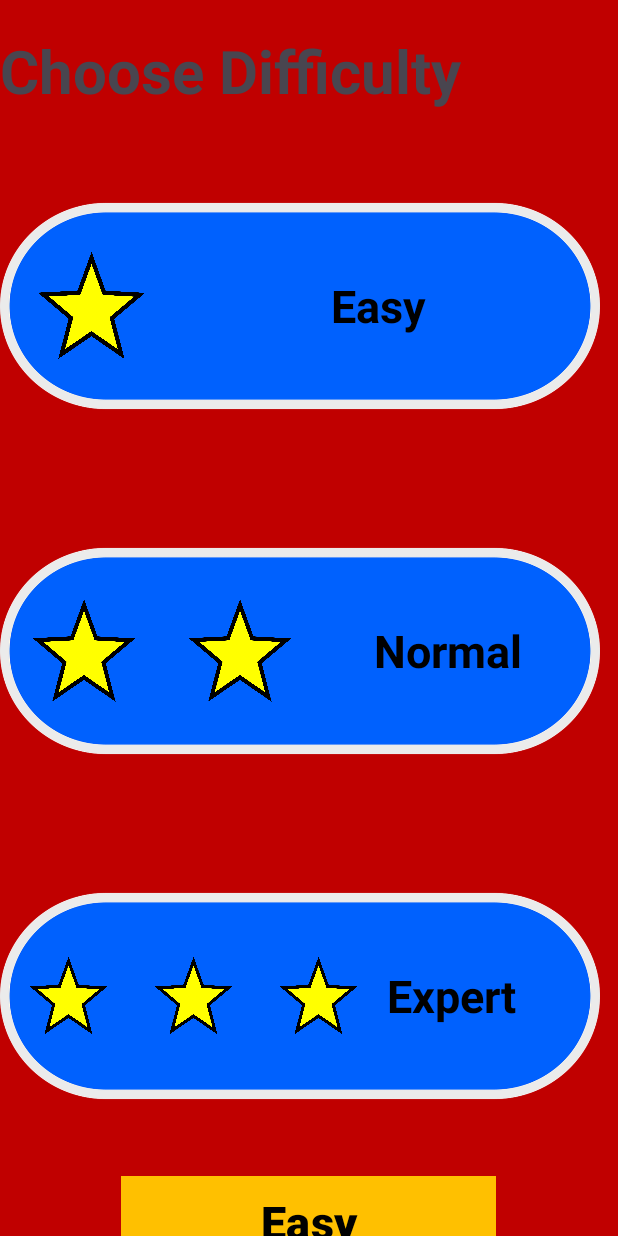
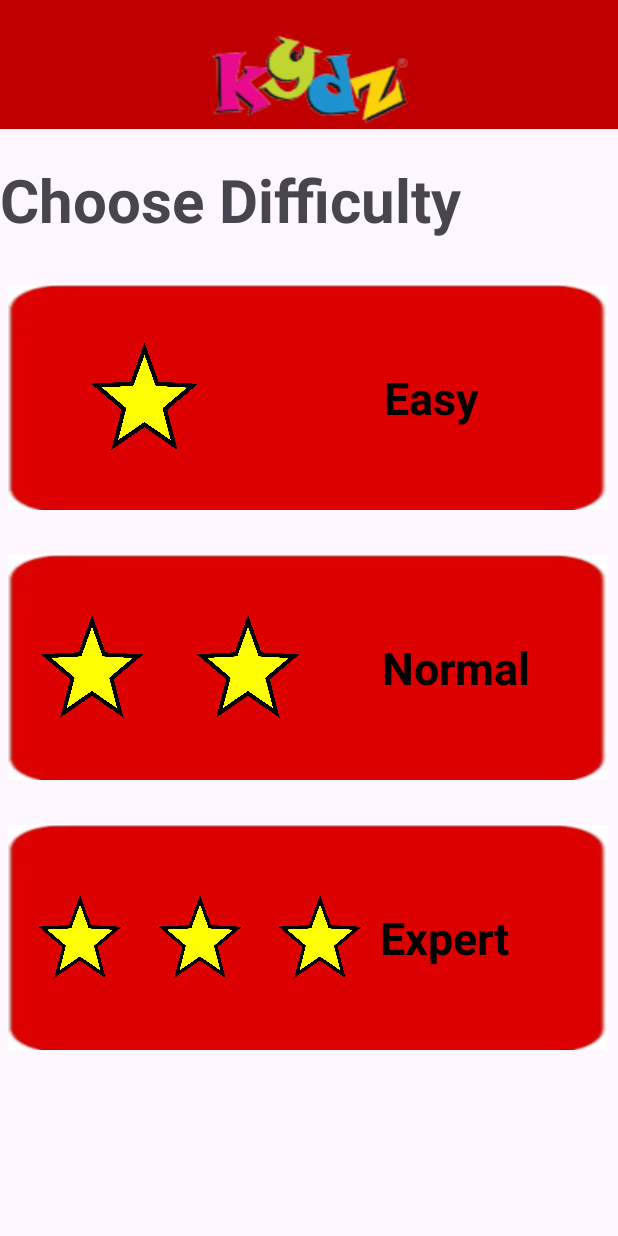
Before and after one commit to CheeChunWaiGabriel/FYP_2024_Golden_Words_Guess, an Android app: the layout difficulty_selection.xml on its own in the app's theme, with its tools: preview values and no code run, on a phone screen of 412 x 824 dp. Run offline under Robolectric (Android 15) with nearby library versions, the phone set to English and light mode, and no system bars.

Commit message:
updated design ui

```diff
--- a/app/src/main/res/layout/difficulty_selection.xml
+++ b/app/src/main/res/layout/difficulty_selection.xml
@@ -6,24 +6,23 @@
     android:layout_width="match_parent"
     android:layout_height="match_parent"
     android:orientation="vertical"
-    android:background="@color/red"
     tools:context=".MainActivity">
 
-    <!--Header goes here-->
     <LinearLayout
         android:layout_width="match_parent"
         android:layout_height="wrap_content"
-        android:layout_weight="0.5"
+        android:background="@color/red"
         android:orientation="vertical">
 
         <ImageView
-            android:id="@+id/imageView3"
+            android:id="@+id/htpLogo"
             android:layout_width="match_parent"
             android:layout_height="wrap_content"
-            android:layout_gravity="bottom|end"
             android:layout_marginTop="20dp"
-            app:srcCompat="@drawable/logo" />
+            android:src="@drawable/logo"
+            android:layout_gravity="center_horizontal" />
     </LinearLayout>
+    <!--Header goes here-->
 
     <TextView
         android:id="@+id/titleTextView"
@@ -39,49 +38,5 @@
     <include layout="@layout/expert_buttons" />
 
 
-    <Button
-        android:id="@+id/easyButton"
-        android:layout_width="250dp"
-        android:layout_height="wrap_content"
-        android:layout_gravity="center_horizontal"
-        android:layout_marginTop="20dp"
-        android:layout_weight="0"
-        android:background="@color/yellow"
-        android:text="Easy"
-        android:textColor="@color/black"
-        android:textSize="30sp"
-        app:backgroundTint="@null"
-        android:src="@drawable/star"
-        android:textStyle="bold"/>
-
-    <Button
-        android:id="@+id/Medium"
-        android:layout_width="250dp"
-        android:layout_height="wrap_content"
-        android:layout_gravity="center_horizontal"
-        android:layout_marginTop="20dp"
-        android:layout_marginBottom="20dp"
-        android:layout_weight="0"
-        android:background="@color/yellow"
-        android:text="Medium"
-        android:textColor="@color/black"
-        android:textSize="30sp"
-        app:backgroundTint="@null"
-        android:textStyle="bold"/>
-
-    <Button
-        android:id="@+id/Hard"
-        android:layout_width="250dp"
-        android:layout_height="wrap_content"
-        android:layout_gravity="center_horizontal"
-        android:layout_marginTop="20dp"
-        android:layout_marginBottom="20dp"
-        android:layout_weight="0"
-        android:background="@color/yellow"
-        android:text="Expert"
-        android:textColor="@color/black"
-        android:textSize="30sp"
-        app:backgroundTint="@null"
-        android:textStyle="bold"/>
 
 </LinearLayout>
--- a/app/src/main/res/layout/easy_button.xml
+++ b/app/src/main/res/layout/easy_button.xml
@@ -2,9 +2,10 @@
 <LinearLayout xmlns:android="http://schemas.android.com/apk/res/android"
     android:id="@+id/easyBtn"
     android:layout_width="400dp"
-    android:layout_height="200dp"
+    android:layout_height="150dp"
     android:layout_marginTop="30dp"
-    android:background="@drawable/buttonblue2"
+    android:layout_marginLeft="5dp"
+    android:background="@drawable/buttonred3"
     android:clickable="true"
     android:focusable="true"
     android:gravity="center_vertical"
@@ -25,7 +26,7 @@
         android:layout_width="match_parent"
         android:layout_height="match_parent"
         android:layout_marginEnd="10dp"
-        android:layout_weight="1.2"
+        android:layout_weight="5.1"
         android:gravity="center_horizontal|center_vertical"
         android:text="@string/easy"
         android:textColor="@color/black"
--- a/app/src/main/res/layout/expert_buttons.xml
+++ b/app/src/main/res/layout/expert_buttons.xml
@@ -2,9 +2,10 @@
 <LinearLayout xmlns:android="http://schemas.android.com/apk/res/android"
     android:id="@+id/expertBtn"
     android:layout_width="400dp"
-    android:layout_height="200dp"
+    android:layout_height="150dp"
     android:layout_marginTop="30dp"
-    android:background="@drawable/buttonblue2"
+    android:layout_marginLeft="5dp"
+    android:background="@drawable/buttonred3"
     android:clickable="true"
     android:focusable="true"
     android:gravity="center_vertical"
@@ -15,7 +16,6 @@
         android:id="@+id/star_expert"
         android:layout_width="200dp"
         android:layout_height="100dp"
-        android:layout_marginEnd="8dp"
         android:layout_weight="1"
         android:padding="5dp"
         android:src="@drawable/star" />
@@ -23,7 +23,6 @@
         android:id="@+id/star_expert"
         android:layout_width="200dp"
         android:layout_height="100dp"
-        android:layout_marginEnd="8dp"
         android:layout_weight="1"
         android:padding="5dp"
         android:src="@drawable/star" />
@@ -31,7 +30,6 @@
         android:id="@+id/star_expert"
         android:layout_width="200dp"
         android:layout_height="100dp"
-        android:layout_marginEnd="8dp"
         android:layout_weight="1"
         android:padding="5dp"
         android:src="@drawable/star" />
--- a/app/src/main/res/layout/normal_buttons.xml
+++ b/app/src/main/res/layout/normal_buttons.xml
@@ -2,9 +2,10 @@
 <LinearLayout xmlns:android="http://schemas.android.com/apk/res/android"
     android:id="@+id/normalBtn"
     android:layout_width="400dp"
-    android:layout_height="200dp"
+    android:layout_height="150dp"
     android:layout_marginTop="30dp"
-    android:background="@drawable/buttonblue2"
+    android:background="@drawable/buttonred3"
+    android:layout_marginLeft="5dp"
     android:clickable="true"
     android:focusable="true"
     android:gravity="center_vertical"
```
Also changed, not shown: app/src/main/res/drawable/buttonred.webp (added), app/src/main/res/drawable/buttonred2.png (added), app/src/main/res/drawable/buttonred3.png (added).
